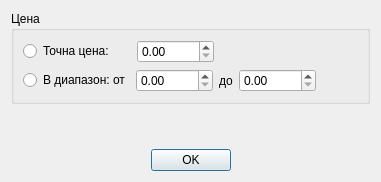
Old version of the form src/View/Widgets/PriceInputDialog.ui in the repository thefinalcutbg/DinoDent.
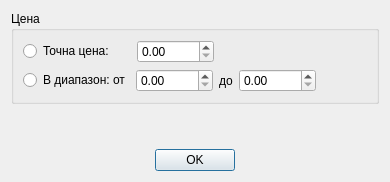
New version of the form.

Commit message: update price dialog with label

Patch:
```diff
--- a/src/View/Widgets/PriceInputDialog.ui
+++ b/src/View/Widgets/PriceInputDialog.ui
@@ -6,7 +6,7 @@
    <rect>
     <x>0</x>
     <y>0</y>
-    <width>381</width>
+    <width>390</width>
     <height>182</height>
    </rect>
   </property>
```
Left out of the diff: 10 changed lines with no effect on the pictures. The commit also changes 7 other files.
